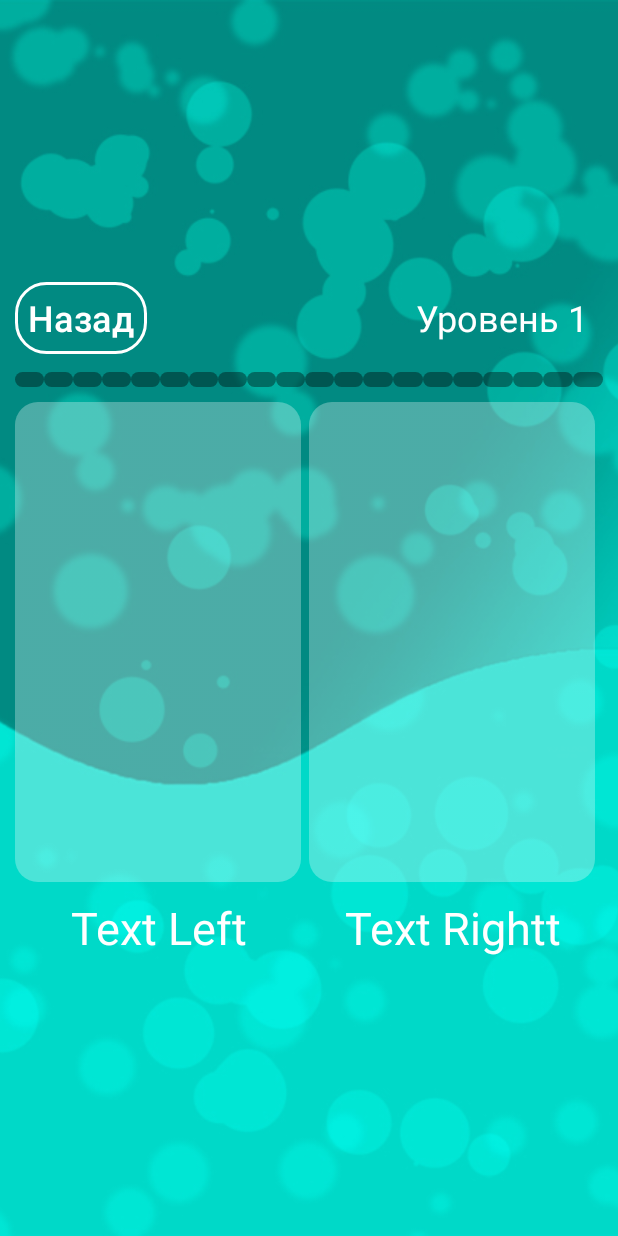
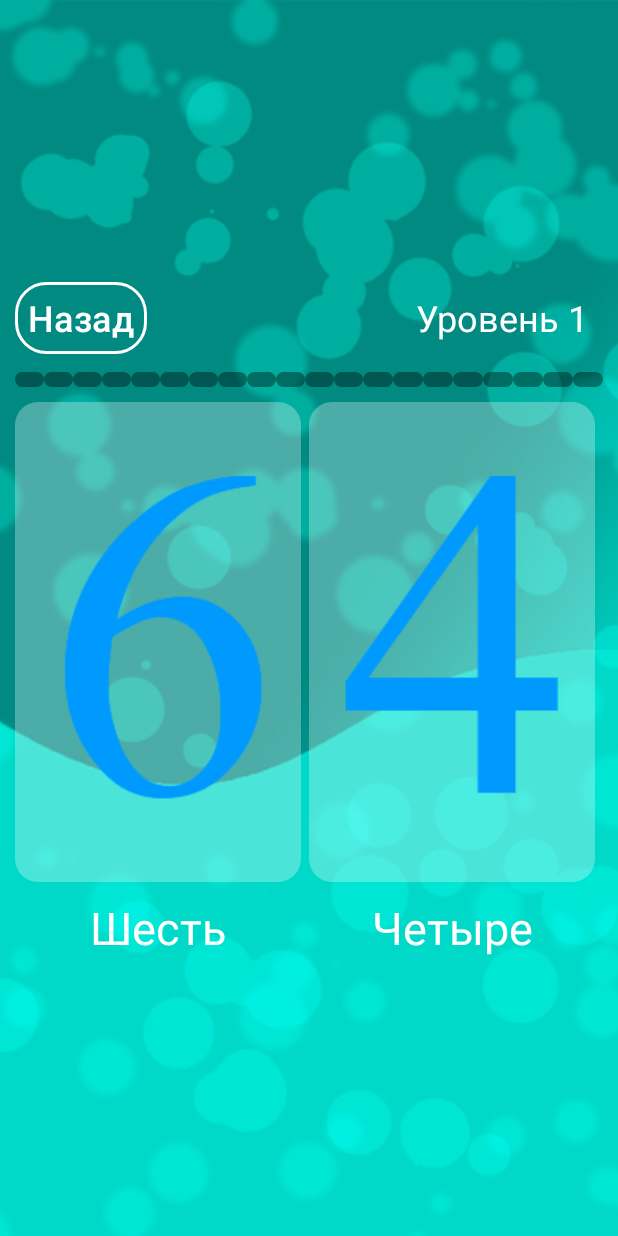
Before and after one commit to IkromR/QuizBrain, an Android app: the Level1 screen opened directly, with no data from a screen before it, on a phone screen of 412 x 824 dp. Run offline under Robolectric (Android 15) with nearby library versions, the light colour scheme and no system bars.

Commit message:
Java random

```diff
--- a/app/src/main/java/brain/radzhabov/quiz/Array.java
+++ b/app/src/main/java/brain/radzhabov/quiz/Array.java
@@ -15,8 +15,6 @@ public class Array {
             R.drawable.onelevel_nine
     };
 
-    final int[] power1 = {0, 1, 2, 3, 4, 5, 6, 7, 8, 9};
-
     final int[] texts1 = {
             R.string.lvl1txt0,
             R.string.lvl1txt1,
@@ -29,7 +27,6 @@ public class Array {
             R.string.lvl1txt8,
             R.string.lvl1txt9,
     };
-
     //Массив для первого уровня - конец
 
 }
--- a/app/src/main/java/brain/radzhabov/quiz/Level1.java
+++ b/app/src/main/java/brain/radzhabov/quiz/Level1.java
@@ -13,8 +13,14 @@ import android.widget.Button;
 import android.widget.ImageView;
 import android.widget.TextView;
 
+import java.util.Random;
+
 public class Level1 extends AppCompatActivity {
     Dialog dialog;
+    public int numLeft; //Переменная для левой картинки + текст
+    public int numRight; //Переменная для правой картинки + текст
+    Array array = new Array(); //Создал новый объект из класса Array
+    Random random = new Random(); //Для генерации случайных чисел
 
     @Override
     protected void onCreate(Bundle savedInstanceState) {
@@ -34,6 +40,10 @@ public class Level1 extends AppCompatActivity {
         //код для скругление углов правой картинки
         img_right.setClipToOutline(true);
 
+        //Путь к левой TextView
+        final TextView text_left = findViewById(R.id.text_left);
+        //Путь к правой TextView
+        final TextView text_right = findViewById(R.id.text_right);
 
         // Приложение на весь экран - начало
         Window w = getWindow();
@@ -100,6 +110,21 @@ public class Level1 extends AppCompatActivity {
             }
         });
         //Кнопка "Назад" - конец
+
+        numLeft = random.nextInt(10); //Генерация случайного числа от 0 до 9
+        img_left.setImageResource(array.image1[numLeft]); //Достаем из массива картинку
+        text_left.setText(array.texts1[numLeft]);
+
+        numRight = random.nextInt(10); //Генерация случайного числа от 0 до 9
+        //Цикл проверяющий на равенство чисел - начало
+        while (numLeft == numRight) {
+            numRight = random.nextInt(10);
+        }
+        //Цикл проверяющий на равенство чисел - конец
+
+        img_right.setImageResource(array.image1[numRight]); //Достаем из массива картинку
+        text_right.setText(array.texts1[numRight]);
+
     }
 
     //Системная кнопка "Назад" - начало
--- a/app/src/main/res/layout-large/universal.xml
+++ b/app/src/main/res/layout-large/universal.xml
@@ -254,7 +254,7 @@
                     android:gravity="center" />
 
                 <TextView
-                    android:id="@+id/text_rigtht"
+                    android:id="@+id/text_right"
                     android:layout_width="match_parent"
                     android:layout_height="wrap_content"
                     android:text="Text Rightt"
--- a/app/src/main/res/layout-normal/universal.xml
+++ b/app/src/main/res/layout-normal/universal.xml
@@ -255,7 +255,7 @@
                     android:gravity="center" />
 
                 <TextView
-                    android:id="@+id/text_rigtht"
+                    android:id="@+id/text_right"
                     android:layout_width="match_parent"
                     android:layout_height="wrap_content"
                     android:text="Text Rightt"
--- a/app/src/main/res/layout-small/universal.xml
+++ b/app/src/main/res/layout-small/universal.xml
@@ -255,7 +255,7 @@
                     android:gravity="center" />
 
                 <TextView
-                    android:id="@+id/text_rigtht"
+                    android:id="@+id/text_right"
                     android:layout_width="match_parent"
                     android:layout_height="wrap_content"
                     android:text="Text Rightt"
--- a/app/src/main/res/layout-xlarge/universal.xml
+++ b/app/src/main/res/layout-xlarge/universal.xml
@@ -254,7 +254,7 @@
                     android:gravity="center" />
 
                 <TextView
-                    android:id="@+id/text_rigtht"
+                    android:id="@+id/text_right"
                     android:layout_width="match_parent"
                     android:layout_height="wrap_content"
                     android:text="Text Rightt"
--- a/app/src/main/res/layout/universal.xml
+++ b/app/src/main/res/layout/universal.xml
@@ -255,7 +255,7 @@
                     android:gravity="center" />
 
                 <TextView
-                    android:id="@+id/text_rigtht"
+                    android:id="@+id/text_right"
                     android:layout_width="match_parent"
                     android:layout_height="wrap_content"
                     android:text="Text Rightt"
```
